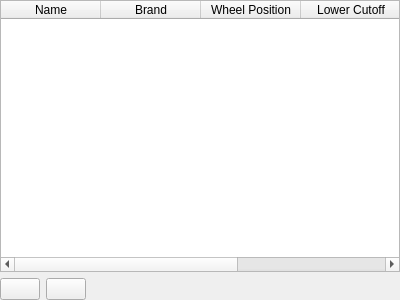
Qt form qt/frames/filters.ui (EthanChappel/Ecliptic) before a commit.
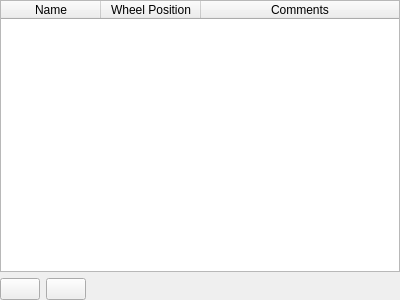
The same form after that commit. Icons and pictures are not drawn.

Commit message: Simplify filter wheel table

What changed in the file:
```diff
--- a/qt/frames/filters.ui
+++ b/qt/frames/filters.ui
@@ -31,6 +31,9 @@
      <property name="sortingEnabled">
       <bool>false</bool>
      </property>
+     <attribute name="horizontalHeaderStretchLastSection">
+      <bool>true</bool>
+     </attribute>
      <column>
       <property name="text">
        <string>Name</string>
@@ -39,11 +42,6 @@
        <string>The name of the filter</string>
       </property>
      </column>
-     <column>
-      <property name="text">
-       <string>Brand</string>
-      </property>
-     </column>
      <column>
       <property name="text">
        <string>Wheel Position</string>
@@ -54,12 +52,7 @@
      </column>
      <column>
       <property name="text">
-       <string>Lower Cutoff</string>
-      </property>
-     </column>
-     <column>
-      <property name="text">
-       <string>Upper Cutoff</string>
+       <string>Comments</string>
       </property>
      </column>
     </widget>
```
The commit also changes 3 other files.
